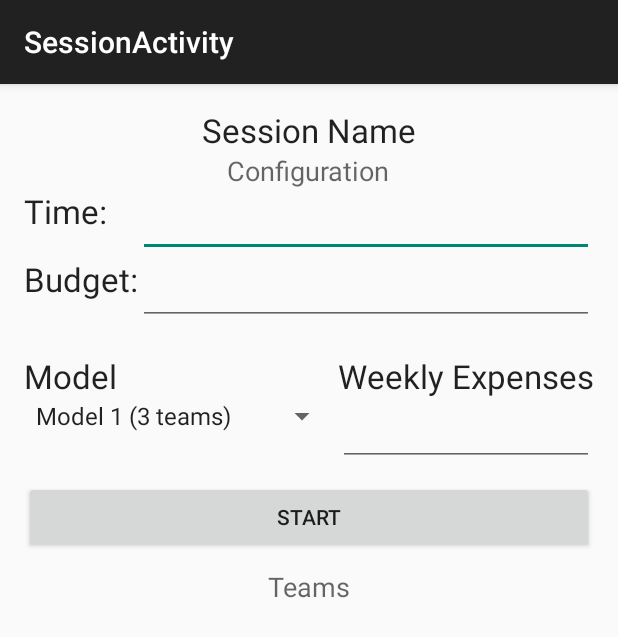
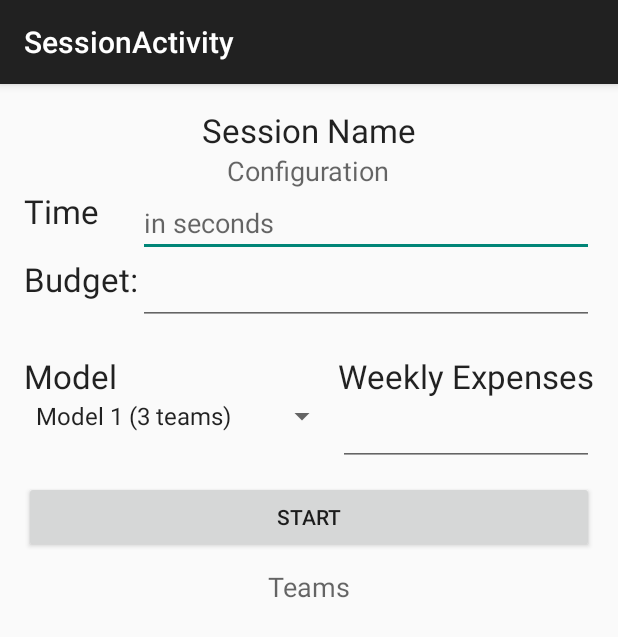
Before and after one commit to canalesb93/Simufactory, an Android app: the SessionActivity screen opened directly, with no data from a screen before it, on a phone screen of 412 x 824 dp. Shown: the top 637 px of the screen. Run offline under Robolectric (Android 15) with nearby library versions, the phone set to English and light mode, and no system bars; libraries missing offline, so code that uses them is left out: com.firebase.client; 6 statements that could not run were skipped.

Commit message:
Now accepts time, and finishes when time has passed

```diff
--- a/app/src/main/res/layout/activity_session.xml
+++ b/app/src/main/res/layout/activity_session.xml
@@ -19,7 +19,7 @@
         android:layout_width="wrap_content"
         android:layout_height="wrap_content"
         android:id="@+id/teamnamesListView"
-        android:layout_below="@+id/textView6"
+        android:layout_below="@+id/configTeamsTV"
         android:layout_alignParentLeft="true"
         android:layout_alignParentStart="true" />
 
@@ -36,8 +36,8 @@
         android:layout_width="wrap_content"
         android:layout_height="wrap_content"
         android:textAppearance="?android:attr/textAppearanceLarge"
-        android:text="Time:"
-        android:id="@+id/textView2"
+        android:text="Time"
+        android:id="@+id/timeTV"
         android:layout_below="@+id/textView"
         android:layout_alignParentLeft="true"
         android:layout_alignParentStart="true" />
@@ -46,21 +46,22 @@
         android:layout_width="wrap_content"
         android:layout_height="wrap_content"
         android:inputType="time"
-        android:ems="10"
-        android:id="@+id/editText2"
+
+        android:id="@+id/timerConfig"
+        android:hint="in seconds"
         android:layout_below="@+id/textView"
-        android:layout_alignRight="@+id/textView5"
-        android:layout_alignEnd="@+id/textView5"
-        android:layout_toEndOf="@+id/textView3"
-        android:layout_toRightOf="@+id/textView3" />
+        android:layout_alignRight="@+id/expensesTV"
+        android:layout_alignEnd="@+id/expensesTV"
+        android:layout_toEndOf="@+id/budgeTV"
+        android:layout_toRightOf="@+id/budgeTV" />
 
     <TextView
         android:layout_width="wrap_content"
         android:layout_height="wrap_content"
         android:textAppearance="?android:attr/textAppearanceLarge"
         android:text="Budget:"
-        android:id="@+id/textView3"
-        android:layout_below="@+id/editText2"
+        android:id="@+id/budgeTV"
+        android:layout_below="@+id/timerConfig"
         android:layout_alignParentLeft="true"
         android:layout_alignParentStart="true" />
 
@@ -69,21 +70,21 @@
         android:layout_height="wrap_content"
         android:inputType="number"
         android:ems="10"
-        android:id="@+id/editText3"
-        android:layout_below="@+id/editText2"
-        android:layout_alignRight="@+id/editText2"
-        android:layout_alignEnd="@+id/editText2"
-        android:layout_toRightOf="@+id/textView3"
-        android:layout_toEndOf="@+id/textView3" />
+        android:id="@+id/budgetET"
+        android:layout_below="@+id/timerConfig"
+        android:layout_alignRight="@+id/timerConfig"
+        android:layout_alignEnd="@+id/timerConfig"
+        android:layout_toRightOf="@+id/budgeTV"
+        android:layout_toEndOf="@+id/budgeTV" />
 
     <TextView
         android:layout_width="wrap_content"
         android:layout_height="wrap_content"
         android:textAppearance="?android:attr/textAppearanceLarge"
         android:text="Model"
-        android:id="@+id/textView4"
+        android:id="@+id/modelTV"
         android:layout_marginTop="35dp"
-        android:layout_below="@+id/textView3"
+        android:layout_below="@+id/budgeTV"
         android:layout_alignParentLeft="true"
         android:layout_alignParentStart="true" />
 
@@ -92,19 +93,19 @@
         android:layout_height="wrap_content"
         android:id="@+id/spinner"
         android:spinnerMode="dropdown"
-        android:layout_below="@+id/textView4"
+        android:layout_below="@+id/modelTV"
         android:layout_alignParentLeft="true"
         android:layout_alignParentStart="true"
-        android:layout_toLeftOf="@+id/textView5"
-        android:layout_toStartOf="@+id/textView5" />
+        android:layout_toLeftOf="@+id/expensesTV"
+        android:layout_toStartOf="@+id/expensesTV" />
 
     <TextView
         android:layout_width="wrap_content"
         android:layout_height="wrap_content"
         android:textAppearance="?android:attr/textAppearanceLarge"
         android:text="Weekly Expenses"
-        android:id="@+id/textView5"
-        android:layout_alignTop="@+id/textView4"
+        android:id="@+id/expensesTV"
+        android:layout_alignTop="@+id/modelTV"
         android:layout_alignRight="@+id/teamnamesListView"
         android:layout_alignEnd="@+id/teamnamesListView" />
 
@@ -113,19 +114,19 @@
         android:layout_height="wrap_content"
         android:inputType="number"
         android:ems="10"
-        android:id="@+id/editText4"
-        android:layout_below="@+id/textView5"
+        android:id="@+id/expensesET"
+        android:layout_below="@+id/expensesTV"
         android:layout_alignParentRight="true"
         android:layout_alignParentEnd="true"
-        android:layout_alignLeft="@+id/textView5"
-        android:layout_alignStart="@+id/textView5" />
+        android:layout_alignLeft="@+id/expensesTV"
+        android:layout_alignStart="@+id/expensesTV" />
 
     <TextView
         android:layout_width="wrap_content"
         android:layout_height="wrap_content"
         android:textAppearance="?android:attr/textAppearanceMedium"
         android:text="Teams"
-        android:id="@+id/textView6"
+        android:id="@+id/configTeamsTV"
         android:layout_below="@+id/startSessionButton"
         android:layout_centerHorizontal="true"
         android:layout_marginBottom="10dp" />
@@ -135,9 +136,9 @@
         android:layout_height="wrap_content"
         android:text="Start"
         android:id="@+id/startSessionButton"
-        android:layout_below="@+id/editText4"
-        android:layout_alignRight="@+id/editText4"
-        android:layout_alignEnd="@+id/editText4"
+        android:layout_below="@+id/expensesET"
+        android:layout_alignRight="@+id/expensesET"
+        android:layout_alignEnd="@+id/expensesET"
         android:layout_alignParentLeft="true"
         android:layout_alignParentStart="true"
         android:layout_marginTop="10dp"
```
Also changed, not shown: app/src/main/java/itesm/mx/simufactory/MainActivity.java (+4 -4 lines), app/src/main/java/itesm/mx/simufactory/MasterActivity.java (+29 -0 lines), app/src/main/java/itesm/mx/simufactory/SessionActivity.java (+14 -7 lines), app/src/main/java/itesm/mx/simufactory/TeamActivity.java (+33 -1 lines), app/src/main/res/layout/activity_main.xml (+9 -9 lines).
